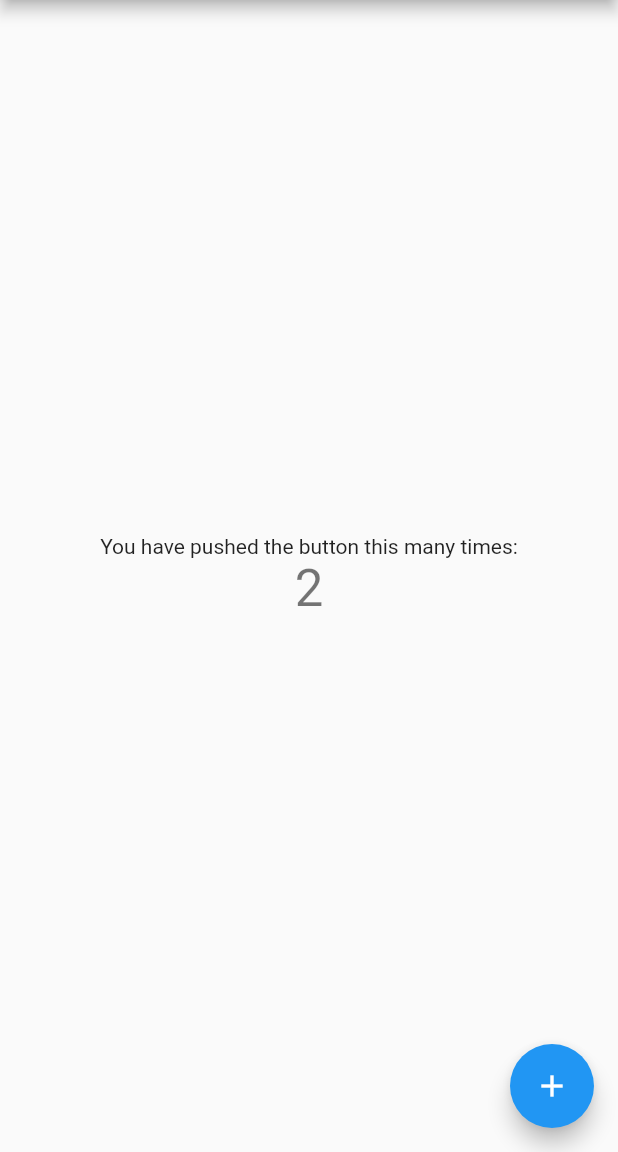
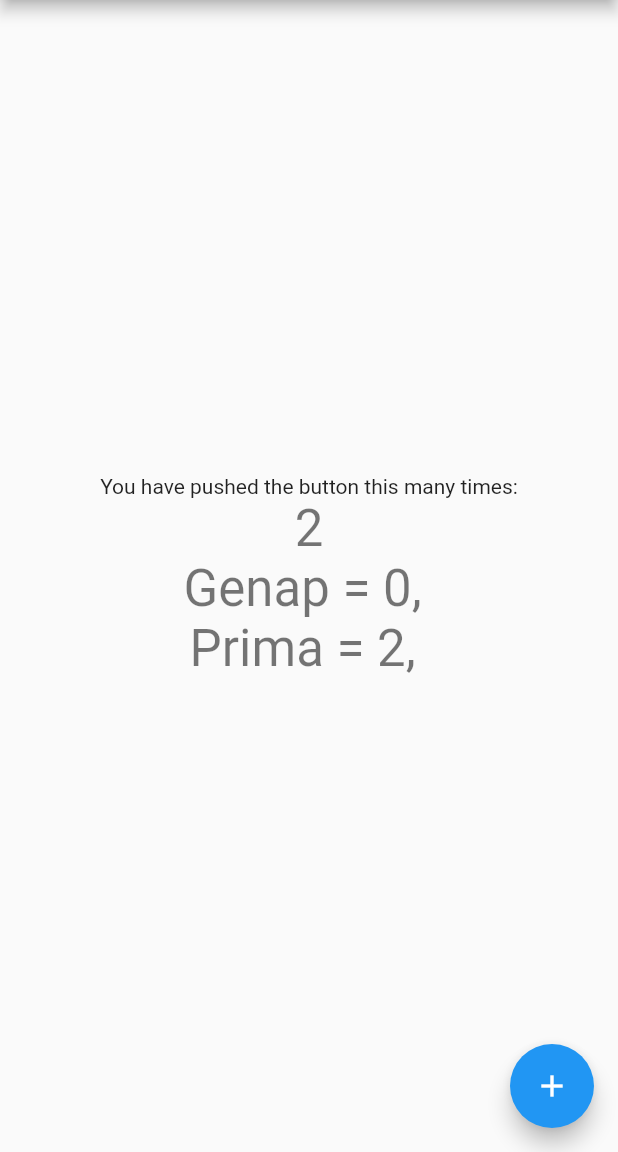
Before and after one commit to DevafillaRS/WPPB_Laporan_Praktikum, a Flutter app: the screen it shows after launch, after a tap on the "add" icon, on a phone screen of 412 x 824 dp, the part 84-1236 px from its top. Run offline on Flutter 3.47's test engine with Material 2 defaults, Android fonts, the phone set to English and light mode, and no system bars.

Commit message:
finish tugas

```diff
--- a/lib/main.dart
+++ b/lib/main.dart
@@ -48,8 +48,9 @@ class MyHomePage extends StatefulWidget {
 }
 
 class _MyHomePageState extends State<MyHomePage> {
-  var i;
+  var i,j,prima;
   int _counter = 1;
+  String _prima = "Prima";
   String _text = "Ganjil";
 
   void _incrementCounter() {
@@ -65,12 +66,25 @@ class _MyHomePageState extends State<MyHomePage> {
       }
 
       _text = "Genap = ";
-      for(i=0; i<=_counter-1; i++){
+      for(i=0;i<=_counter-1;i++){
         if(i%2 == 0){
           if(i%3 == 0){
             _text += '${i}, ';
           }
         }
+      }
+
+      _prima = "Prima = ";
+      for(i=1; i<=_counter; i++){
+        prima = 0;
+        for(j=2; j<=i/2; j++){
+          if(i%j==0){
+            prima++;
+            break;
+          }
+        }
+        if(prima==0 && i!=1)
+          _prima += '${i}, ';
       }
     });
   }
@@ -116,6 +130,14 @@ class _MyHomePageState extends State<MyHomePage> {
               '$_counter',
               style: Theme.of(context).textTheme.headline4,
             ),
+            Text(
+              _text,
+              style: Theme.of(context).textTheme.headline4,
+            ),
+            Text(
+              _prima,
+              style: Theme.of(context).textTheme.headline4,
+            ),
           ],
         ),
       ),
```
